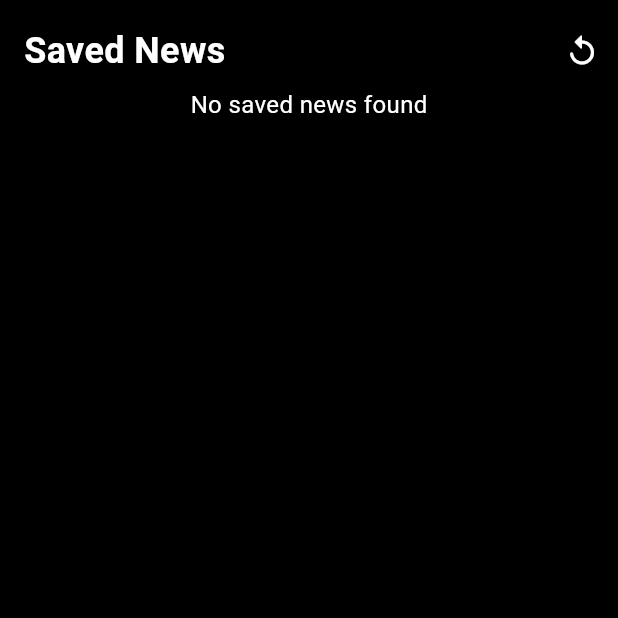
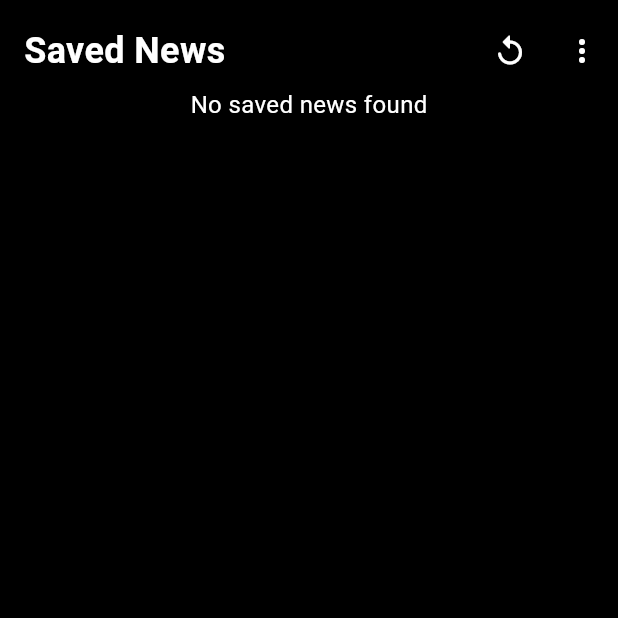
Before and after one commit to Abdurahmon727/News-app, a Flutter app: the screen it shows after launch, after a tap on the "search" icon, after a tap on the "bookmark outline" icon, on a phone screen of 412 x 824 dp, the top half of it. Run offline on Flutter 3.47's test engine with Material 2 defaults, Android fonts, the phone set to English and light mode, and no system bars; our stand-ins replace appinio_swiper, bloc, cached_network_image, dio, equatable, flutter_bloc and 6 more; generated files the repository leaves out were written again; statements that could not run were skipped.

Commit message:
fix: remove unnecesary file and refactor

```diff
--- a/lib/core/data/service_locator.dart
+++ b/lib/core/data/service_locator.dart
@@ -2,7 +2,7 @@ import 'package:get_it/get_it.dart';
 import 'package:news_app/features/search/presenation/bloc/search_bloc.dart';
 
 import '../../features/home/data/models/objectbox_singleton.dart';
-import '../../features/saved_news/presentation/bloc/bloc/saved_news_bloc.dart';
+import '../../features/saved_news/presentation/bloc/saved_news_bloc.dart';
 import 'dio_settings.dart';
 import 'network_info.dart';
 
--- a/lib/features/home/presentation/home_screen.dart
+++ b/lib/features/home/presentation/home_screen.dart
@@ -5,7 +5,7 @@ import 'package:flutter_bloc/flutter_bloc.dart';
 import '../../../assets/colors.dart';
 import '../../../core/data/service_locator.dart';
 import '../../../core/models/home_datas.dart';
-import '../../saved_news/presentation/bloc/bloc/saved_news_bloc.dart';
+import '../../saved_news/presentation/bloc/saved_news_bloc.dart';
 import '../../saved_news/presentation/saved_news_page.dart';
 import '../../search/presenation/bloc/search_bloc.dart';
 import '../../search/presenation/search_page.dart';
--- a/lib/features/home/presentation/pages/home_page.dart
+++ b/lib/features/home/presentation/pages/home_page.dart
@@ -6,7 +6,7 @@ import '../../../../assets/colors.dart';
 import '../../../../core/models/formz/formz_status.dart';
 import '../../../../core/models/home_datas.dart';
 import '../../../../core/widgets/appino_swiper/appino_swiper.dart';
-import '../../../saved_news/presentation/bloc/bloc/saved_news_bloc.dart';
+import '../../../saved_news/presentation/bloc/saved_news_bloc.dart';
 import '../bloc/news_bloc.dart';
 import '../widgets/preview_news.dart';
 
--- a/lib/features/home/presentation/widgets/preview_news.dart
+++ b/lib/features/home/presentation/widgets/preview_news.dart
@@ -5,7 +5,7 @@ import 'package:flutter_bloc/flutter_bloc.dart';
 
 import '../../../../assets/colors.dart';
 import '../../../../core/app_functions.dart';
-import '../../../saved_news/presentation/bloc/bloc/saved_news_bloc.dart';
+import '../../../saved_news/presentation/bloc/saved_news_bloc.dart';
 import '../../data/models/news.dart';
 import '../pages/inside_news_page.dart';
 
--- a/lib/features/saved_news/presentation/bloc/bloc/saved_news_bloc.dart
+++ b/lib/features/saved_news/presentation/bloc/saved_news_bloc.dart
@@ -2,9 +2,9 @@ import 'package:bloc/bloc.dart';
 import 'package:freezed_annotation/freezed_annotation.dart';
 
 import '../../../../../core/data/service_locator.dart';
-import '../../../../home/data/models/news.dart';
-import '../../../../home/data/models/objectbox_singleton.dart';
-import '../../../../home/presentation/bloc/page_save.dart';
+import '../../../home/data/models/news.dart';
+import '../../../home/data/models/objectbox_singleton.dart';
+import '../../../home/presentation/bloc/page_save.dart';
 
 part 'saved_news_bloc.freezed.dart';
 part 'saved_news_event.dart';
--- a/lib/features/saved_news/presentation/saved_news_page.dart
+++ b/lib/features/saved_news/presentation/saved_news_page.dart
@@ -5,7 +5,7 @@ import 'package:flutter_bloc/flutter_bloc.dart';
 import '../../../assets/colors.dart';
 import '../../../core/widgets/appino_swiper/appino_swiper.dart';
 import '../../home/presentation/widgets/preview_news.dart';
-import 'bloc/bloc/saved_news_bloc.dart';
+import 'bloc/saved_news_bloc.dart';
 
 class SavedNewsPage extends StatelessWidget {
   const SavedNewsPage({super.key, required this.swiperController});
@@ -23,7 +23,6 @@ class SavedNewsPage extends StatelessWidget {
             Padding(
               padding: const EdgeInsets.only(left: 16),
               child: Row(
-                mainAxisAlignment: MainAxisAlignment.spaceBetween,
                 children: [
                   const Text(
                     'Saved News',
@@ -32,9 +31,20 @@ class SavedNewsPage extends StatelessWidget {
                         fontSize: 24,
                         fontWeight: FontWeight.bold),
                   ),
+                  const Spacer(),
                   IconButton(
-                      onPressed: () => swiperController.unswipe(),
-                      icon: const Icon(Icons.replay_rounded, color: white))
+                    onPressed: () => swiperController.unswipe(),
+                    icon: const Icon(Icons.replay_rounded, color: white),
+                  ),
+                  IconButton(
+                    onPressed: () {
+                      //TODO
+                    },
+                    icon: const Icon(
+                      Icons.more_vert,
+                      color: white,
+                    ),
+                  ),
                 ],
               ),
             ),
--- a/lib/features/search/presenation/search_page.dart
+++ b/lib/features/search/presenation/search_page.dart
@@ -5,7 +5,7 @@ import '../../../core/models/formz/formz_status.dart';
 import '../../../core/widgets/appino_swiper/appino_swiper.dart';
 import '../../home/presentation/widgets/preview_news.dart';
 
-import '../../saved_news/presentation/bloc/bloc/saved_news_bloc.dart';
+import '../../saved_news/presentation/bloc/saved_news_bloc.dart';
 import 'bloc/search_bloc.dart';
 
 class SearchPage extends StatelessWidget {
```
Also changed, not shown: lib/features/saved_news/presentation/bloc/saved_news_bloc.freezed.dart (renamed from lib/features/saved_news/presentation/bloc/bloc/saved_news_bloc.freezed.dart), lib/features/saved_news/presentation/bloc/saved_news_event.dart (renamed from lib/features/saved_news/presentation/bloc/bloc/saved_news_event.dart), lib/features/saved_news/presentation/bloc/saved_news_state.dart (renamed from lib/features/saved_news/presentation/bloc/bloc/saved_news_state.dart).
